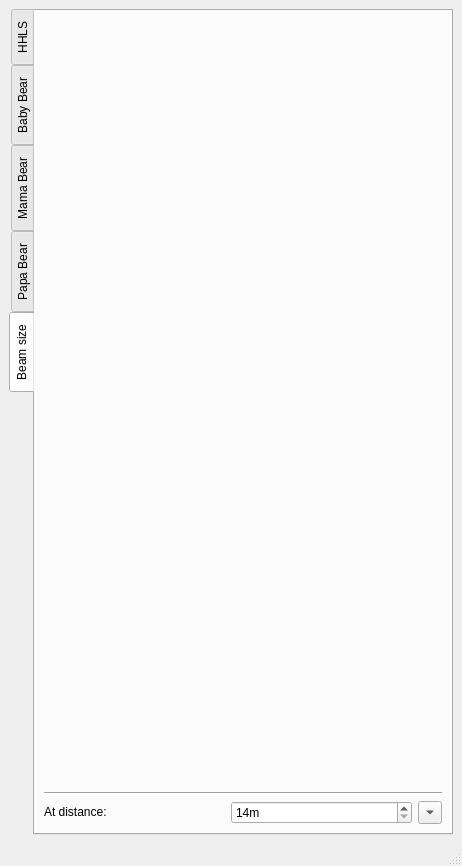
Old version of the form share/imblSlits/imblSlitsMainWindow.ui in the repository AustralianSynchrotron/imblSlits.
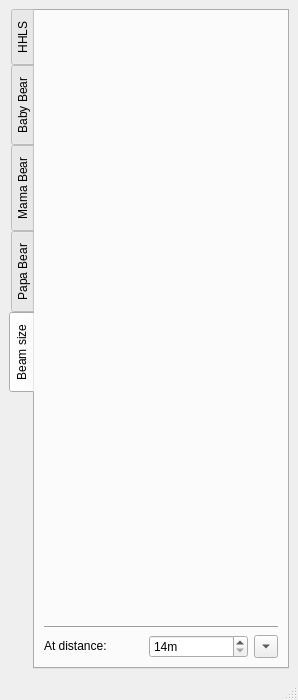
New version of the form. The open tabs and pages were chosen to show the change. Icons and pictures are not drawn. Custom widgets are drawn as their Qt base class.

Commit message: deleted:    share/imblSlits/imblSlits.qrc 	modified:   share/imblSlits/imblSlitsMainWindow.ui 	modified:   share/imblSlits/slits.ui

The edit to the form file:
```diff
--- a/share/imblSlits/imblSlitsMainWindow.ui
+++ b/share/imblSlits/imblSlitsMainWindow.ui
@@ -6,8 +6,8 @@
    <rect>
     <x>0</x>
     <y>0</y>
-    <width>462</width>
-    <height>866</height>
+    <width>298</width>
+    <height>700</height>
    </rect>
   </property>
   <property name="windowTitle">
```
Left out of the diff: 4 changed lines with no effect on the pictures. The commit also changes 2 other files.
